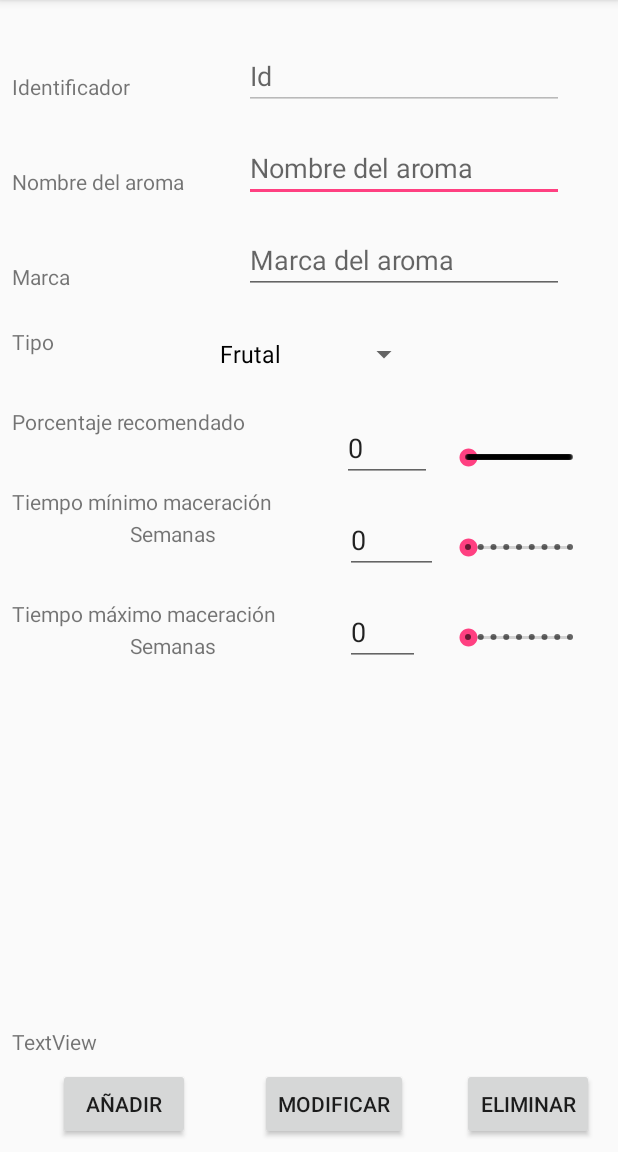
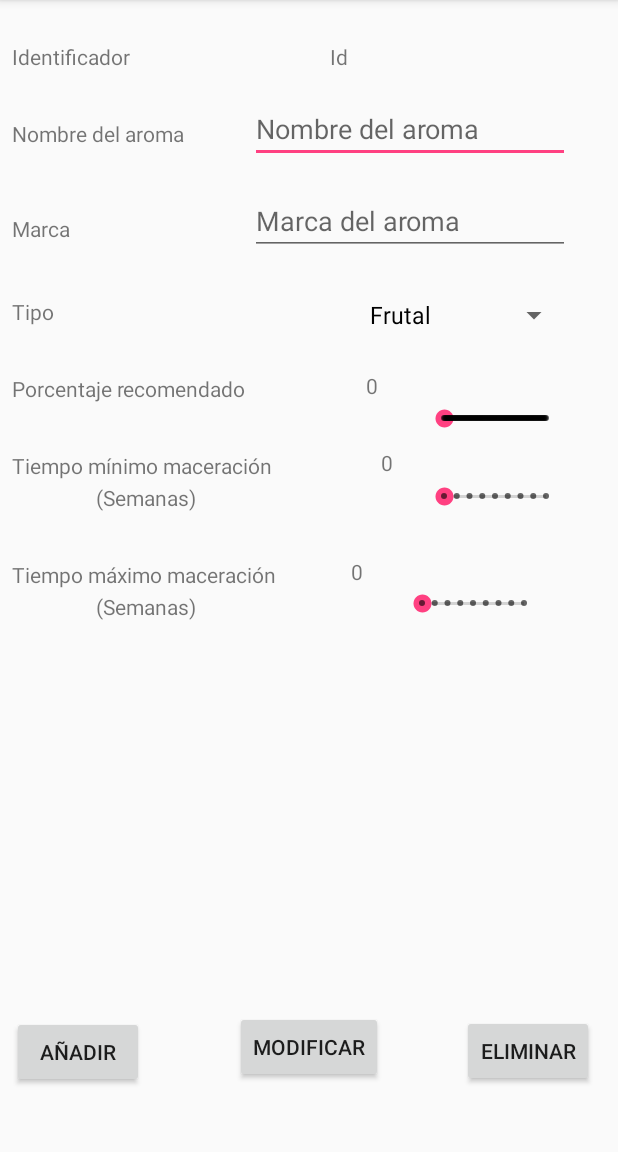
Before and after one commit to Worome/PrototipoVapeApp, an Android app: the screen it shows after launch (AromasActivity), on a phone screen of 412 x 824 dp, the part 84-1236 px from its top. Run offline under Robolectric (Android 15) with nearby library versions, the phone set to English and light mode, and no system bars.

Commit message:
Mejorada parte de la interfaz

```diff
--- a/app/src/main/java/com/trianacodes/script/vapeapp/AromasActivity.java
+++ b/app/src/main/java/com/trianacodes/script/vapeapp/AromasActivity.java
@@ -5,20 +5,17 @@ import android.support.v7.app.AppCompatActivity;
 import android.text.Editable;
 import android.text.TextWatcher;
 import android.widget.ArrayAdapter;
-import android.widget.EditText;
 import android.widget.SeekBar;
 import android.widget.Spinner;
+import android.widget.TextView;
 import android.widget.Toast;
 
 import static java.lang.Integer.parseInt;
 
-// TODO: Ver cómo mostrar el cursor en un EditText
 // TODO: Mejorar diseño Activity
-// TODO: Hacer que el primer foco sea sobre Nombre del aroma
 // TODO: Hacer diseño para tablets
 // TODO: Cambiar apariencia a los SeekBar
 // TODO: Hacer que al recibir el foco un EditText seleccione todo el texto
-// TODO: Ver cómo hacer que se escriba de izquierda a derecha en EditText
 /* Todo: Anotar en los apuntes de Android que para hacer que un componente de la interfaz no obtenga
          nunca el foco, hay que hacerlo desde el XML de la interfaz, en la etiqueta del elemento,
          poniendo android:focusable = "false"*/
@@ -28,7 +25,7 @@ public class AromasActivity extends AppCompatActivity {
 
     private Spinner desplegable;
     private SeekBar sbPorcentaje, sbMinMaceracion, sbMaxMaceracion;
-    private EditText ePorcentaje, eMinMaceracion, eMaxMaceracion;
+    private TextView ePorcentaje, eMinMaceracion, eMaxMaceracion;
     private String controlVacio;
 
     @Override
@@ -44,14 +41,6 @@ public class AromasActivity extends AppCompatActivity {
         sbMaxMaceracion = findViewById(R.id.sbMaxMaceracion);
         eMaxMaceracion = findViewById(R.id.etMaxMaceracion);
         Procesos();
-        //Llamo a la función que rellena de datos el desplegable
-        //rellenaDesplegable();
-        /*Llamo a la función que va a controlar si se cambia el valor del SeekBar y si es así,
-        modificar el contenido del EditText correspondiente*/
-        //controlaSbPorcetaje();
-        //controlaSbMinimo();
-        //controlaSbMaximo();
-
 
     }
 
@@ -107,8 +96,7 @@ public class AromasActivity extends AppCompatActivity {
                 /* Uso String.ValueOf para que el número almacenado en porcentaje.getProgress()
                 lo tome el EditText con formato texto, ya que los EditText sólo admiten contenido
                 de tipo String.*/
-                    //ePorcentaje.setText(getString(R.string.Aromas_FormatoString,
-                    //porcentaje.getProgress()));
+
                     ePorcentaje.setText(String.valueOf(porcentaje.getProgress()));
 
                 }
@@ -143,8 +131,7 @@ public class AromasActivity extends AppCompatActivity {
                  /* Uso String.ValueOf para que el número almacenado en porcentaje.getProgress()
                 lo tome el EditText con formato texto, ya que los EditText sólo admiten contenido
                 de tipo String.*/
-                    //eMinMaceracion.setText(getString(R.string.Aromas_FormatoString,
-                    //      minimo.getProgress()));
+
                     eMinMaceracion.setText(String.valueOf(minimo.getProgress()));
 
                 }
@@ -179,9 +166,9 @@ public class AromasActivity extends AppCompatActivity {
                  /* Uso String.ValueOf para que el número almacenado en porcentaje.getProgress()
                 lo tome el EditText con formato texto, ya que los EditText sólo admiten contenido
                 de tipo String.*/
-                //eMaxMaceracion.setText(getString(R.string.Aromas_FormatoString,
-                  //      maximo.getProgress()));
+
                 eMaxMaceracion.setText(String.valueOf(maximo.getProgress()));
+
             }
 
             @Override
@@ -217,6 +204,7 @@ public class AromasActivity extends AppCompatActivity {
                         controlVacio = "0";
 
                     }
+
                     sbPorcentaje.setProgress(parseInt(controlVacio));
 
                 }
@@ -291,9 +279,11 @@ public class AromasActivity extends AppCompatActivity {
                     controlVacio = eMaxMaceracion.getText().toString();
                     if (controlVacio.isEmpty()){
 
+
                         controlVacio = "0";
 
                     }
+
                     sbMaxMaceracion.setProgress(parseInt(controlVacio));
 
                 }
--- a/app/src/main/res/layout/activity_aromas.xml
+++ b/app/src/main/res/layout/activity_aromas.xml
@@ -13,24 +13,21 @@
         android:layout_height="wrap_content"
         android:layout_marginEnd="8dp"
         android:layout_marginStart="8dp"
-        android:layout_marginTop="48dp"
+        android:layout_marginTop="28dp"
         android:text="@string/Aromas_Id"
-        app:layout_constraintEnd_toStartOf="@+id/edId"
+        app:layout_constraintEnd_toStartOf="@+id/txtIdValor"
         app:layout_constraintHorizontal_bias="0.0"
         app:layout_constraintStart_toStartOf="parent"
         app:layout_constraintTop_toTopOf="parent" />
 
-    <EditText
-        android:id="@+id/edId"
+    <TextView
+        android:id="@+id/txtIdValor"
         android:layout_width="wrap_content"
         android:layout_height="wrap_content"
-        android:layout_marginEnd="36dp"
+        android:layout_marginEnd="32dp"
         android:layout_marginTop="28dp"
         android:ems="10"
-        android:enabled="false"
-        android:focusable="false"
-        android:hint="@string/Aromas_HintId"
-        android:inputType="textPersonName"
+        android:text="@string/Aromas_HintId"
         app:layout_constraintEnd_toEndOf="parent"
         app:layout_constraintTop_toTopOf="parent" />
 
@@ -40,7 +37,7 @@
         android:layout_height="wrap_content"
         android:layout_marginEnd="8dp"
         android:layout_marginStart="8dp"
-        android:layout_marginTop="44dp"
+        android:layout_marginTop="32dp"
         android:text="@string/Aromas_Nombre"
         app:layout_constraintEnd_toStartOf="@+id/etNombre"
         app:layout_constraintHorizontal_bias="0.0"
@@ -51,13 +48,13 @@
         android:id="@+id/etNombre"
         android:layout_width="wrap_content"
         android:layout_height="wrap_content"
-        android:layout_marginEnd="36dp"
+        android:layout_marginEnd="32dp"
         android:layout_marginTop="16dp"
         android:ems="10"
         android:hint="@string/Aromas_HintNombre"
         android:inputType="textPersonName"
         app:layout_constraintEnd_toEndOf="parent"
-        app:layout_constraintTop_toBottomOf="@+id/edId" />
+        app:layout_constraintTop_toBottomOf="@+id/txtIdValor" />
 
     <TextView
         android:id="@+id/txtMarca"
@@ -76,7 +73,7 @@
         android:id="@+id/etMarca"
         android:layout_width="wrap_content"
         android:layout_height="wrap_content"
-        android:layout_marginEnd="36dp"
+        android:layout_marginEnd="32dp"
         android:layout_marginTop="16dp"
         android:ems="10"
         android:hint="@string/Aromas_HintMarca"
@@ -90,7 +87,7 @@
         android:layout_height="wrap_content"
         android:layout_marginEnd="8dp"
         android:layout_marginStart="8dp"
-        android:layout_marginTop="24dp"
+        android:layout_marginTop="36dp"
         android:text="@string/Aromas_Tipo"
         app:layout_constraintEnd_toStartOf="@+id/spTipo"
         app:layout_constraintHorizontal_bias="0.0"
@@ -101,7 +98,7 @@
         android:id="@+id/spTipo"
         android:layout_width="wrap_content"
         android:layout_height="wrap_content"
-        android:layout_marginEnd="132dp"
+        android:layout_marginEnd="32dp"
         android:layout_marginTop="16dp"
         app:layout_constraintEnd_toEndOf="parent"
         app:layout_constraintTop_toBottomOf="@+id/etMarca" />
@@ -110,35 +107,32 @@
         android:id="@+id/txtPorcentaje"
         android:layout_width="wrap_content"
         android:layout_height="wrap_content"
-        android:layout_marginEnd="8dp"
         android:layout_marginStart="8dp"
-        android:layout_marginTop="34dp"
+        android:layout_marginTop="32dp"
         android:text="@string/Aromas_Porcentaje"
-        app:layout_constraintEnd_toStartOf="@+id/etPorcentaje"
-        app:layout_constraintHorizontal_bias="0.0"
         app:layout_constraintStart_toStartOf="parent"
         app:layout_constraintTop_toBottomOf="@+id/txtTipo" />
 
-    <EditText
+    <TextView
         android:id="@+id/etPorcentaje"
         android:layout_width="60dp"
         android:layout_height="wrap_content"
         android:layout_marginEnd="8dp"
-        android:layout_marginTop="16dp"
+        android:layout_marginStart="8dp"
+        android:layout_marginTop="77dp"
         android:ems="10"
-        android:hint="@string/Aromas_HintPorcentaje"
-        android:inputType="number"
-        android:maxLength="3"
+        android:gravity="end"
         android:text="@string/Aromas_Valor_0"
         app:layout_constraintEnd_toStartOf="@+id/sbPorcentaje"
-        app:layout_constraintTop_toBottomOf="@+id/spTipo" />
+        app:layout_constraintStart_toEndOf="@+id/txtPorcentaje"
+        app:layout_constraintTop_toBottomOf="@+id/etMarca" />
 
     <SeekBar
         android:id="@+id/sbPorcentaje"
         style="@style/Widget.AppCompat.SeekBar.Discrete"
         android:layout_width="100dp"
         android:layout_height="wrap_content"
-        android:layout_marginEnd="16dp"
+        android:layout_marginEnd="32dp"
         android:layout_marginTop="36dp"
         android:max="100"
         android:progress="0"
@@ -149,27 +143,25 @@
         android:id="@+id/txtMinMaceracion"
         android:layout_width="wrap_content"
         android:layout_height="wrap_content"
-        android:layout_marginEnd="8dp"
         android:layout_marginStart="8dp"
-        android:layout_marginTop="34dp"
+        android:layout_marginTop="32dp"
         android:text="@string/Aromas_MinMaceracion"
-        app:layout_constraintEnd_toStartOf="@+id/etMinMaceracion"
-        app:layout_constraintHorizontal_bias="0.0"
         app:layout_constraintStart_toStartOf="parent"
         app:layout_constraintTop_toBottomOf="@+id/txtPorcentaje" />
 
-    <EditText
+    <TextView
         android:id="@+id/etMinMaceracion"
         android:layout_width="62dp"
         android:layout_height="wrap_content"
-        android:layout_marginEnd="4dp"
-        android:layout_marginTop="16dp"
+        android:layout_marginEnd="8dp"
+        android:layout_marginStart="8dp"
+        android:layout_marginTop="32dp"
         android:ems="10"
+        android:gravity="end"
         android:hint="@string/Aromas_HintMinMaceracion"
-        android:inputType="number"
-        android:maxLength="1"
         android:text="@string/Aromas_Valor_0"
         app:layout_constraintEnd_toStartOf="@+id/sbMinMaceracion"
+        app:layout_constraintStart_toEndOf="@+id/txtMinMaceracion"
         app:layout_constraintTop_toBottomOf="@+id/etPorcentaje" />
 
     <SeekBar
@@ -177,8 +169,8 @@
         style="@style/Widget.AppCompat.SeekBar.Discrete"
         android:layout_width="@dimen/SeekBar"
         android:layout_height="wrap_content"
-        android:layout_marginEnd="16dp"
-        android:layout_marginTop="42dp"
+        android:layout_marginEnd="32dp"
+        android:layout_marginTop="34dp"
         android:max="8"
         android:progress="0"
         app:layout_constraintEnd_toEndOf="parent"
@@ -188,11 +180,9 @@
         android:id="@+id/textView"
         android:layout_width="wrap_content"
         android:layout_height="wrap_content"
-        android:layout_marginEnd="8dp"
-        android:layout_marginStart="8dp"
+        android:layout_marginStart="64dp"
         android:layout_marginTop="2dp"
         android:text="@string/Aromas_Semanas"
-        app:layout_constraintEnd_toStartOf="@+id/etMinMaceracion"
         app:layout_constraintStart_toStartOf="parent"
         app:layout_constraintTop_toBottomOf="@+id/txtMinMaceracion" />
 
@@ -200,12 +190,9 @@
         android:id="@+id/txtMaxMaceracion"
         android:layout_width="wrap_content"
         android:layout_height="wrap_content"
-        android:layout_marginEnd="8dp"
         android:layout_marginStart="8dp"
-        android:layout_marginTop="34dp"
+        android:layout_marginTop="32dp"
         android:text="@string/Aromas_MaxMaceracion"
-        app:layout_constraintEnd_toStartOf="@+id/etMaxMaceracion"
-        app:layout_constraintHorizontal_bias="0.0"
         app:layout_constraintStart_toStartOf="parent"
         app:layout_constraintTop_toBottomOf="@+id/textView" />
 
@@ -213,26 +200,23 @@
         android:id="@+id/textView3"
         android:layout_width="wrap_content"
         android:layout_height="wrap_content"
-        android:layout_marginEnd="8dp"
-        android:layout_marginStart="8dp"
+        android:layout_marginStart="64dp"
         android:layout_marginTop="2dp"
         android:text="@string/Aromas_Semanas"
-        app:layout_constraintEnd_toStartOf="@+id/etMaxMaceracion"
         app:layout_constraintStart_toStartOf="parent"
         app:layout_constraintTop_toBottomOf="@+id/txtMaxMaceracion" />
 
-    <EditText
+    <TextView
         android:id="@+id/etMaxMaceracion"
         android:layout_width="@dimen/Numeros"
         android:layout_height="wrap_content"
-        android:layout_marginEnd="16dp"
-        android:layout_marginTop="16dp"
+        android:layout_marginStart="8dp"
+        android:layout_marginTop="53dp"
         android:ems="10"
+        android:gravity="end"
         android:hint="@string/Aromas_HintMinMaceracion"
-        android:inputType="number"
-        android:maxLength="1"
         android:text="@string/Aromas_Valor_0"
-        app:layout_constraintEnd_toStartOf="@+id/sbMaxMaceracion"
+        app:layout_constraintStart_toEndOf="@+id/txtMaxMaceracion"
         app:layout_constraintTop_toBottomOf="@+id/etMinMaceracion" />
 
     <SeekBar
@@ -240,11 +224,13 @@
         style="@style/Widget.AppCompat.SeekBar.Discrete"
         android:layout_width="@dimen/SeekBar"
         android:layout_height="wrap_content"
-        android:layout_marginEnd="16dp"
-        android:layout_marginTop="42dp"
+        android:layout_marginEnd="32dp"
+        android:layout_marginStart="8dp"
+        android:layout_marginTop="53dp"
         android:max="8"
         android:progress="0"
         app:layout_constraintEnd_toEndOf="parent"
+        app:layout_constraintStart_toEndOf="@+id/etMaxMaceracion"
         app:layout_constraintTop_toBottomOf="@+id/sbMinMaceracion" />
 
     <Button
@@ -252,22 +238,26 @@
         android:layout_width="wrap_content"
         android:layout_height="wrap_content"
         android:layout_marginBottom="8dp"
-        android:layout_marginEnd="16dp"
         android:layout_marginStart="8dp"
+        android:layout_marginTop="8dp"
         android:text="@string/Aromas_btnAnadir"
         app:layout_constraintBottom_toBottomOf="parent"
-        app:layout_constraintEnd_toStartOf="@+id/btnModificar"
-        app:layout_constraintStart_toStartOf="parent" />
+        app:layout_constraintStart_toStartOf="parent"
+        app:layout_constraintTop_toBottomOf="@+id/textView3"
+        app:layout_constraintVertical_bias="0.88" />
 
     <Button
         android:id="@+id/btnModificar"
         android:layout_width="wrap_content"
         android:layout_height="wrap_content"
         android:layout_marginBottom="8dp"
-        android:layout_marginEnd="36dp"
+        android:layout_marginTop="8dp"
         android:text="@string/Aromas_btnModificar"
         app:layout_constraintBottom_toBottomOf="parent"
-        app:layout_constraintEnd_toStartOf="@+id/btnEliminar" />
+        app:layout_constraintEnd_toEndOf="parent"
+        app:layout_constraintStart_toStartOf="parent"
+        app:layout_constraintTop_toBottomOf="@+id/etMaxMaceracion"
+        app:layout_constraintVertical_bias="0.879" />
 
     <Button
         android:id="@+id/btnEliminar"
@@ -275,18 +265,11 @@
         android:layout_height="wrap_content"
         android:layout_marginBottom="8dp"
         android:layout_marginEnd="16dp"
+        android:layout_marginTop="8dp"
         android:text="@string/Aromas_btnBorrar"
         app:layout_constraintBottom_toBottomOf="parent"
-        app:layout_constraintEnd_toEndOf="parent" />
-
-    <TextView
-        android:id="@+id/textView2"
-        android:layout_width="wrap_content"
-        android:layout_height="wrap_content"
-        android:layout_marginBottom="8dp"
-        android:layout_marginStart="8dp"
-        android:text="TextView"
-        app:layout_constraintBottom_toTopOf="@+id/btnAnadir"
-        app:layout_constraintStart_toStartOf="parent" />
+        app:layout_constraintEnd_toEndOf="parent"
+        app:layout_constraintTop_toBottomOf="@+id/sbMaxMaceracion"
+        app:layout_constraintVertical_bias="0.88" />
 
 </android.support.constraint.ConstraintLayout>
--- a/app/src/main/res/values/strings.xml
+++ b/app/src/main/res/values/strings.xml
@@ -11,7 +11,7 @@
     <string name="Aromas_HintPorcentaje">0-100</string>
     <string name="Aromas_MinMaceracion">Tiempo mínimo maceración</string>
     <string name="Aromas_HintMinMaceracion">0-8</string>
-    <string name="Aromas_Semanas">Semanas</string>
+    <string name="Aromas_Semanas">(Semanas)</string>
     <string name="Aromas_MaxMaceracion">Tiempo máximo maceración</string>
     <string name="Aromas_btnAnadir">Añadir</string>
     <string name="Aromas_btnModificar">Modificar</string>
```
Also changed, not shown: 1 other file.
